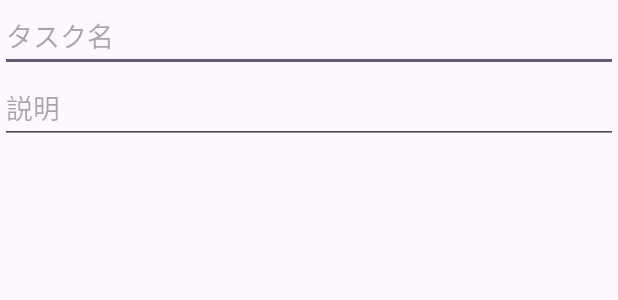
After one commit to Watanabe-39/StudyApp, an Android app: the layout dialog_add_tasks.xml on its own in the app's theme, with its tools: preview values and no code run, on a phone screen of 412 x 824 dp. The commit adds this screen. Shown: the top 300 px of the screen. Run offline under Robolectric (Android 15) with nearby library versions, the phone set to English and light mode, and no system bars.

Commit message:
ユーザーが指定した日付のタスクを追加削除できるようにする

```diff
--- a/app/src/main/java/com/example/studyapp/DBHelper.kt
+++ b/app/src/main/java/com/example/studyapp/DBHelper.kt
@@ -16,6 +16,7 @@ class DBHelper(
             CREATE TABLE tasks (
                 id INTEGER PRIMARY KEY AUTOINCREMENT,
                 task_name TEXT,
+                description TEXT,
                 date TEXT NOT NULL
             )
         """
--- /dev/null
+++ b/app/src/main/res/layout/dialog_add_tasks.xml
@@ -0,0 +1,21 @@
+<?xml version="1.0" encoding="utf-8"?>
+<androidx.constraintlayout.widget.ConstraintLayout xmlns:android="http://schemas.android.com/apk/res/android"
+    android:layout_width="match_parent"
+    android:layout_height="match_parent"
+    xmlns:app="http://schemas.android.com/apk/res-auto">
+
+    <EditText
+        android:id="@+id/taskNameEditText"
+        android:layout_width="match_parent"
+        android:layout_height="wrap_content"
+        android:hint="タスク名" />
+
+    <EditText
+        android:id="@+id/taskDescriptionEditText"
+        android:layout_width="match_parent"
+        android:layout_height="wrap_content"
+        android:hint="説明"
+        app:layout_constraintTop_toBottomOf="@id/taskNameEditText"/>
+
+
+</androidx.constraintlayout.widget.ConstraintLayout>
```
Also changed, not shown: app/src/main/java/com/example/studyapp/SetTasksActivity.kt (+121 -4 lines), app/src/main/res/layout/activity_set_tasks.xml (+10 -0 lines).
